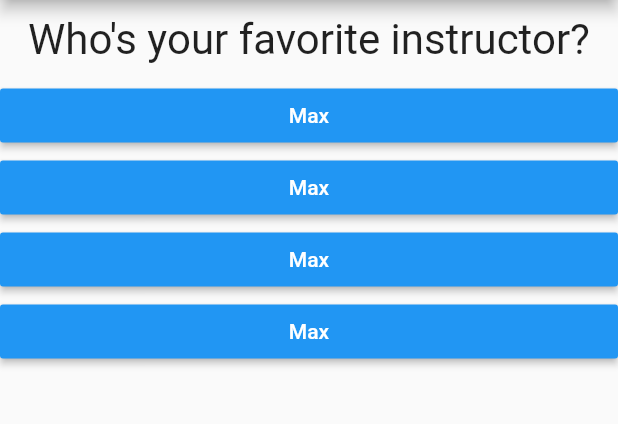
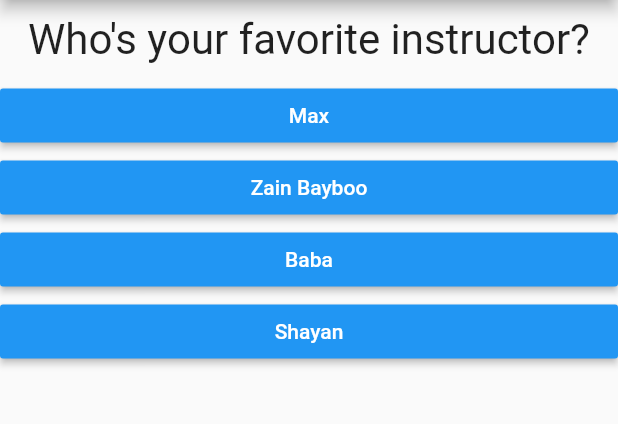
Before and after one commit to sharome/personality-quiz, a Flutter app: the screen it shows after launch, after a tap on "Black", after a tap on "Snake", on a phone screen of 412 x 824 dp, the part 84-508 px from its top. Run offline on Flutter 3.47's test engine with Material 2 defaults, Android fonts, the phone set to English and light mode, and no system bars.

Commit message:
OutlineButton added

```diff
--- a/lib/main.dart
+++ b/lib/main.dart
@@ -40,10 +40,10 @@ class _MyAppState extends State<MyApp> {
     {
       'questionText': 'Who\'s your favorite instructor?',
       'answers': [
-        {'text': 'Max', 'score': 1},
-        {'text': 'Max', 'score': 1},
-        {'text': 'Max', 'score': 1},
-        {'text': 'Max', 'score': 1}
+        {'text': 'Max', 'score': 3},
+        {'text': 'Zain Bayboo', 'score': 1},
+        {'text': 'Baba', 'score': 2},
+        {'text': 'Shayan', 'score': 1}
       ],
     },
   ];
@@ -52,10 +52,9 @@ class _MyAppState extends State<MyApp> {
 
   void _resetQuiz() {
     setState(() {
-   _questionIndex = 0;
-   _totalScore = 0;
+      _questionIndex = 0;
+      _totalScore = 0;
     });
-
   }
 
   void _answerQuestion(int score) {
--- a/lib/result.dart
+++ b/lib/result.dart
@@ -30,7 +30,7 @@ class Result extends StatelessWidget {
             style: TextStyle(fontSize: 36, fontWeight: FontWeight.bold),
             textAlign: TextAlign.center,
           ),
-          RaisedButton(
+          OutlineButton(
             child: Text('Restart Quiz!'),
             textColor: Colors.blue,
             onPressed: resetHandler,
```
